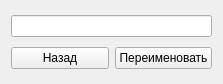
Above: rename_column.ui from mikhailKhmel/database_viewer before the change. Below: the same form after it.
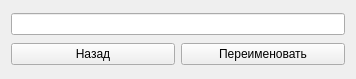
That is the form after the change.

Patch:
```diff
--- a/rename_column.ui
+++ b/rename_column.ui
@@ -6,8 +6,8 @@
             <rect>
                 <x>0</x>
                 <y>0</y>
-                <width>223</width>
-                <height>84</height>
+    <width>356</width>
+    <height>79</height>
             </rect>
         </property>
         <property name="sizePolicy">
```
Lines whose indentation alone changed are shown as unchanged.
